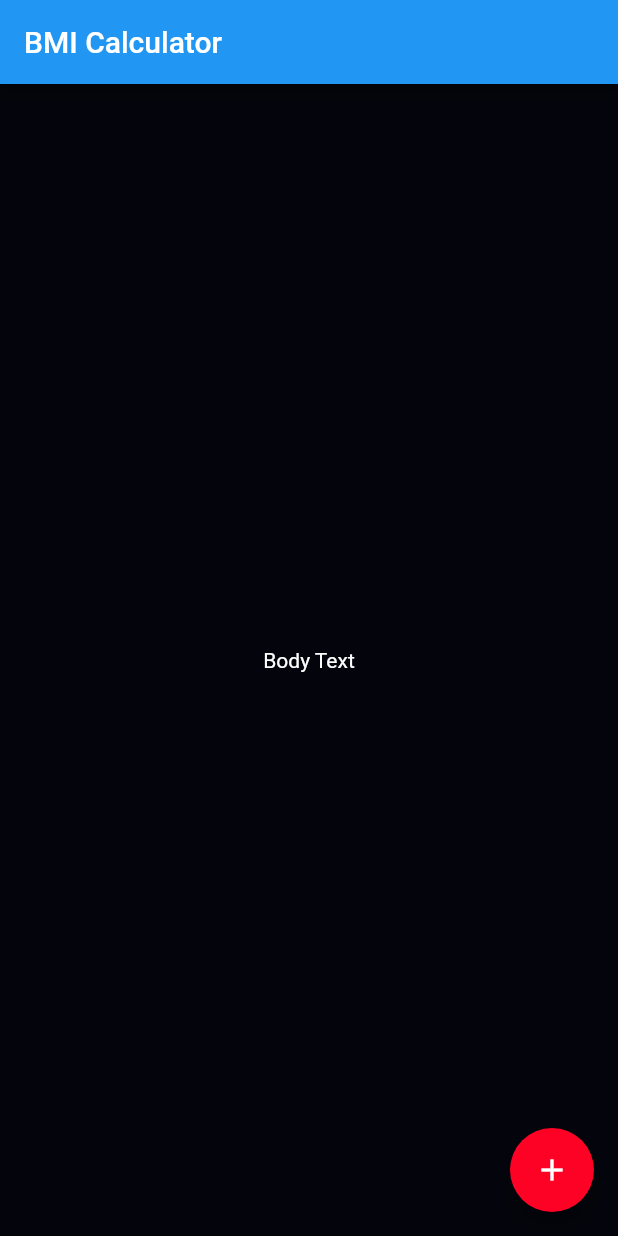
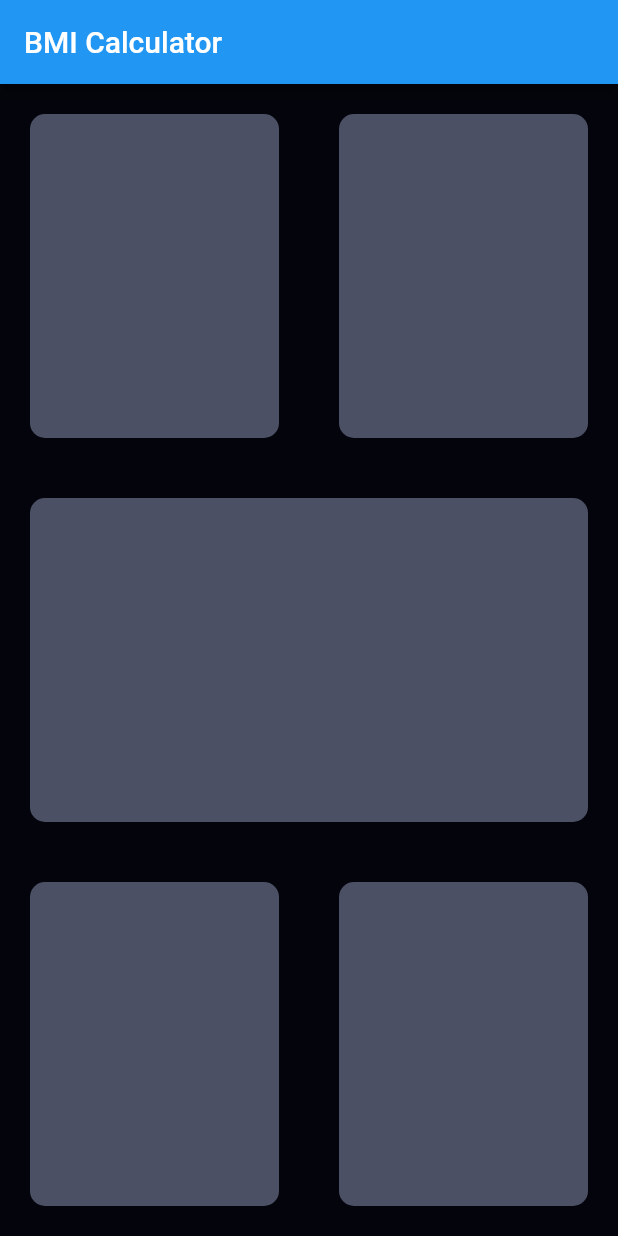
Before and after one commit to pravinkori/BMI-Calculator, a Flutter app: the screen it shows after launch, on a phone screen of 412 x 824 dp. Run offline on Flutter 3.47's test engine with Material 2 defaults, Android fonts, the phone set to English and light mode, and no system bars.

Commit message:
Created reusable card component.

```diff
--- a/lib/input_page.dart
+++ b/lib/input_page.dart
@@ -12,14 +12,63 @@ class _InputPageState extends State<InputPage> {
       appBar: AppBar(
         title: const Text('BMI Calculator'),
       ),
-      body: const Center(
-        child: Text('Body Text'),
-      ),
-      floatingActionButton: FloatingActionButton(
-        onPressed: () {},
-        tooltip: 'Increment',
-        child: const Icon(Icons.add),
+      body: Column(
+        children: [
+          Expanded(
+            child: Row(
+              children: [
+                Expanded(
+                  child: Card(
+                    colour: Color(0xFF4C5065),
+                  ),
+                ),
+                Expanded(
+                  child: Card(
+                    colour: Color(0xFF4C5065),
+                  ),
+                ),
+              ],
+            ),
+          ),
+          Expanded(
+            child: Card(
+              colour: Color(0xFF4C5065),
+            ),
+          ),
+          Expanded(
+            child: Row(
+              children: [
+                Expanded(
+                  child: Card(
+                    colour: Color(0xFF4C5065),
+                  ),
+                ),
+                Expanded(
+                  child: Card(
+                    colour: Color(0xFF4C5065),
+                  ),
+                ),
+              ],
+            ),
+          ),
+        ],
       ),
     );
   }
 }
+
+class Card extends StatelessWidget {
+  Card({required this.colour});
+  final Color colour;
+
+  @override
+  Widget build(BuildContext context) {
+    return Container(
+      margin: EdgeInsets.all(20.0),
+      decoration: BoxDecoration(
+        color: colour,
+        borderRadius: BorderRadius.circular(10.0),
+      ),
+    );
+  }
+}
```
